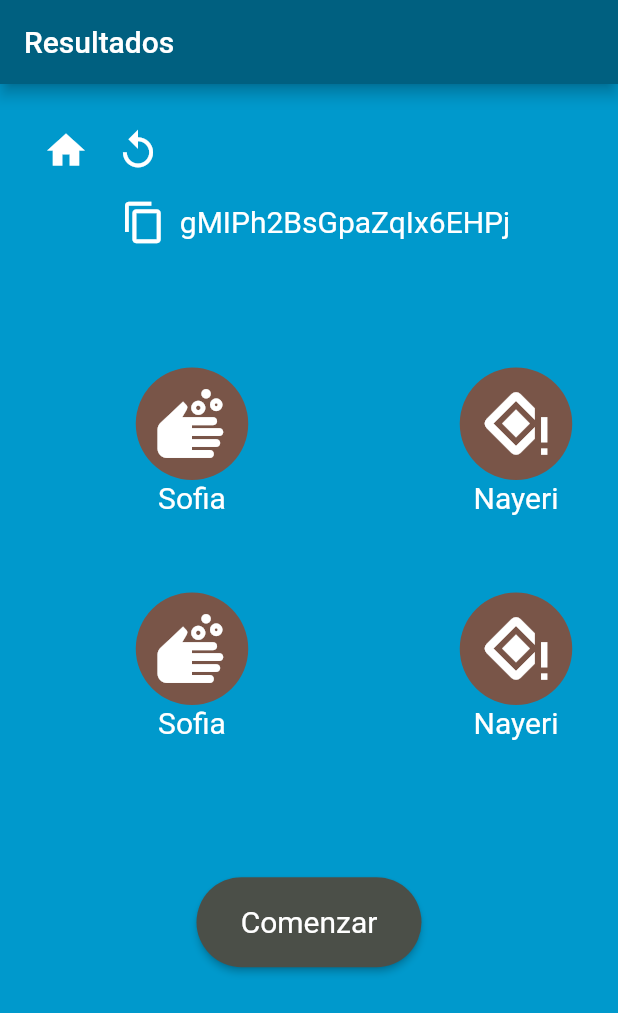
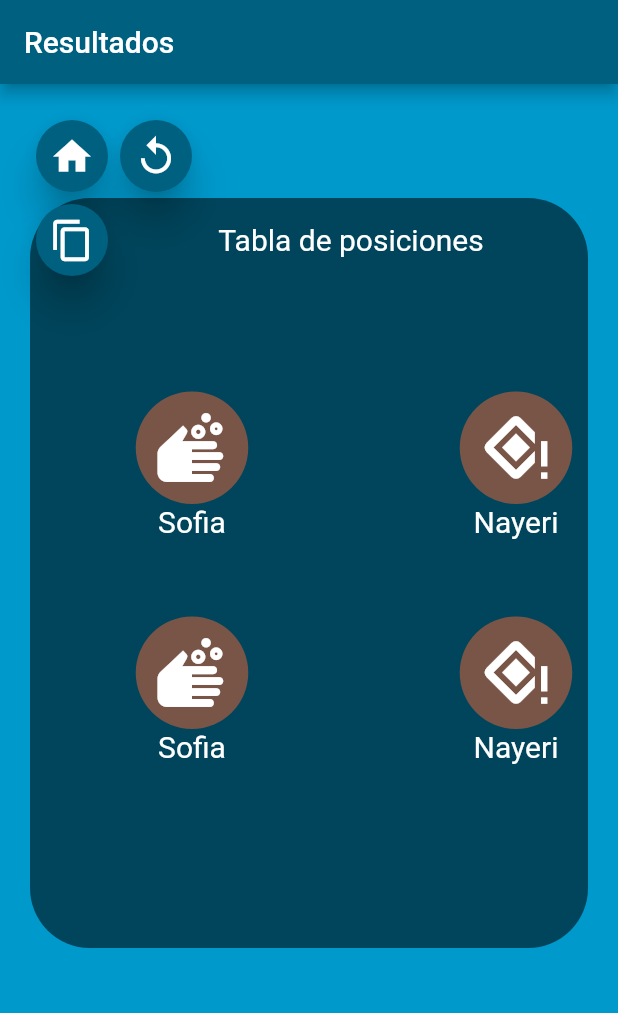
Before and after one commit to LeonelCamposM/Spot-It, a Flutter app: the ScoreboardPage screen opened directly, on a phone screen of 412 x 824 dp. Shown: the top 1013 px of the screen. Run offline on Flutter 3.47's test engine with Material 2 defaults, Android fonts, the phone set to English and light mode, and no system bars; our stand-ins replace cloud_firestore, firebase_core, socket_io_client; accounts and stored records are empty; network calls fail.

Commit message:
First modifications to the scoreboard page

```diff
--- a/lib/main.dart
+++ b/lib/main.dart
@@ -3,6 +3,7 @@ import 'package:flutter/material.dart';
 import 'package:spot_it_game/presentation/cards/card_usage.dart';
 import 'package:spot_it_game/presentation/home/home.dart';
 import 'package:spot_it_game/presentation/waiting_room/waiting_room.dart';
+import 'package:spot_it_game/presentation/scoreboard/scoreboard.dart';
 
 Future<void> main() async {
   WidgetsFlutterBinding.ensureInitialized();
@@ -22,6 +23,7 @@ class MyApp extends StatelessWidget {
         routes: {
           WaitingRoomPage.routeName: (context) => const WaitingRoomPage(),
           HomePage.routeName: (context) => const HomePage(),
+          ScoreboardPage.routeName: (context) => const ScoreboardPage(),
           CardUsage.routeName: (context) => const CardUsage()
         },
         initialRoute: HomePage.routeName);
--- /dev/null
+++ b/lib/presentation/scoreboard/colors.dart
@@ -0,0 +1,13 @@
+import 'package:flutter/animation.dart';
+
+Color getPrimaryColor() {
+  return const Color.fromARGB(255, 0, 153, 204);
+}
+
+Color getSecondaryColor() {
+  return const Color.fromARGB(255, 0, 96, 128);
+}
+
+Color getFontColor() {
+  return Color.fromARGB(255, 255, 255, 255);
+}
--- a/lib/presentation/scoreboard/scoreboard.dart
+++ b/lib/presentation/scoreboard/scoreboard.dart
@@ -1,9 +1,13 @@
 import 'package:flutter/material.dart';
 import 'package:spot_it_game/presentation/cards/card_usage.dart';
 import 'package:spot_it_game/presentation/core/button_style.dart';
+import 'package:spot_it_game/presentation/core/focus_box.dart';
+import 'package:spot_it_game/presentation/core/icon_button_style.dart';
 import 'package:spot_it_game/presentation/home/home.dart';
 import 'package:flutter/services.dart';
 import 'dart:math';
+
+import 'package:spot_it_game/presentation/scoreboard/colors.dart';
 
 class ScoreboardPage extends StatefulWidget {
   static String routeName = '/scoreboard'; // /scoreboard
@@ -23,7 +27,7 @@ class _ScoreboardPageState extends State<ScoreboardPage> {
     Icons.leaderboard
   ];
   List<String> names = ["Sofia", "Nayeri", "Jeremy", "Leonel"];
-  String roomID = "gMIPh2BsGpaZqIx6EHPj";
+  String roomID = "Tabla de posiciones";
 
   @override
   void initState() {
@@ -38,11 +42,11 @@ class _ScoreboardPageState extends State<ScoreboardPage> {
   @override
   Widget build(BuildContext context) {
     return Scaffold(
-      backgroundColor: const Color.fromARGB(255, 0, 153, 204),
+      backgroundColor: getPrimaryColor(),
       appBar: AppBar(
         title: const Text('Resultados'),
         automaticallyImplyLeading: false,
-        backgroundColor: const Color.fromARGB(255, 0, 96, 128),
+        backgroundColor: getSecondaryColor(),
       ),
       body: Padding(
         padding: const EdgeInsets.all(20.0),
@@ -53,10 +57,12 @@ class _ScoreboardPageState extends State<ScoreboardPage> {
               child: Row(
                 mainAxisAlignment: MainAxisAlignment.start,
                 children: [
+                  getIconButtonStyle(
+                    getSecondaryColor(),
                     IconButton(
-                    iconSize: 30.0,
+                      iconSize: getIconSize(),
                       icon: const Icon(Icons.home),
-                    color: Colors.white,
+                      color: getFontColor(),
                       onPressed: () {
                         Navigator.push(
                           context,
@@ -65,10 +71,13 @@ class _ScoreboardPageState extends State<ScoreboardPage> {
                         );
                       },
                     ),
+                  ),
+                  getIconButtonStyle(
+                    getSecondaryColor(),
                     IconButton(
-                    iconSize: 30.0,
+                      iconSize: getIconSize(),
                       icon: const Icon(Icons.replay),
-                    color: Colors.white,
+                      color: getFontColor(),
                       onPressed: () {
                         Navigator.push(
                           context,
@@ -77,23 +86,33 @@ class _ScoreboardPageState extends State<ScoreboardPage> {
                         );
                       },
                     ),
+                  ),
                 ],
               ),
             ),
+            getFocusBox(
+              Column(
+                children: [
                   Flexible(
                     flex: 2,
                     child: Row(
-                mainAxisAlignment: MainAxisAlignment.center,
+                      mainAxisAlignment: MainAxisAlignment.spaceBetween,
                       children: [
+                        getIconButtonStyle(
+                          getSecondaryColor(),
                           IconButton(
-                    iconSize: 30.0,
+                            iconSize: getIconSize(),
                             icon: const Icon(Icons.content_copy),
-                    color: Colors.white,
                             onPressed: () async {
-                      await Clipboard.setData(ClipboardData(text: roomID));
+                              await Clipboard.setData(
+                                  ClipboardData(text: roomID));
                             },
                           ),
-                  Text(roomID, style: const TextStyle(fontSize: 20.0)),
+                        ),
+                        Text(roomID,
+                            style: const TextStyle(fontSize: 20.0),
+                            textAlign: TextAlign.center),
+                        const Text("", style: TextStyle(fontSize: 20.0)),
                       ],
                     ),
                   ),
@@ -112,26 +131,11 @@ class _ScoreboardPageState extends State<ScoreboardPage> {
                           width: 850,
                           child: _horizontalList(4, names, icons))),
                   const Text("", style: TextStyle(fontSize: 40.0)),
-            Flexible(
-              flex: 2,
-              child: Column(
-                mainAxisAlignment: MainAxisAlignment.center,
-                children: [
-                  ElevatedButton(
-                    style: getButtonStyle(
-                        150, 60, 20.0, const Color.fromARGB(255, 75, 79, 72)),
-                    onPressed: () {
-                      Navigator.push(
-                        context,
-                        MaterialPageRoute(
-                            builder: (context) => const CardUsage()),
-                      );
-                    },
-                    child: const Text("Comenzar"),
-                  ),
                 ],
               ),
-            ),
+              500,
+              900,
+            )
           ],
         ),
       ),
```
Lines whose indentation alone changed are shown as unchanged.
